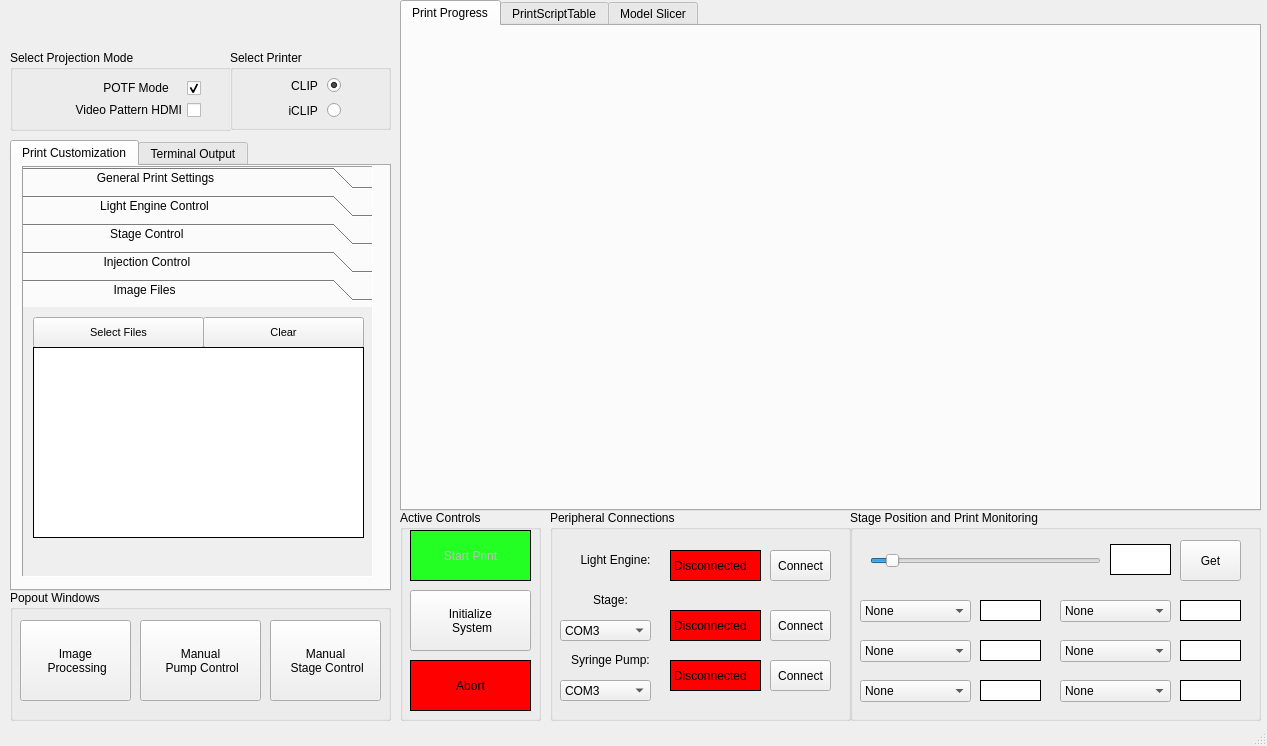
This is src/mainwindow.ui in TimSamuelsen/CLIP3DPrinterGUI as Qt 5 draws it before an edit. The edited form follows.
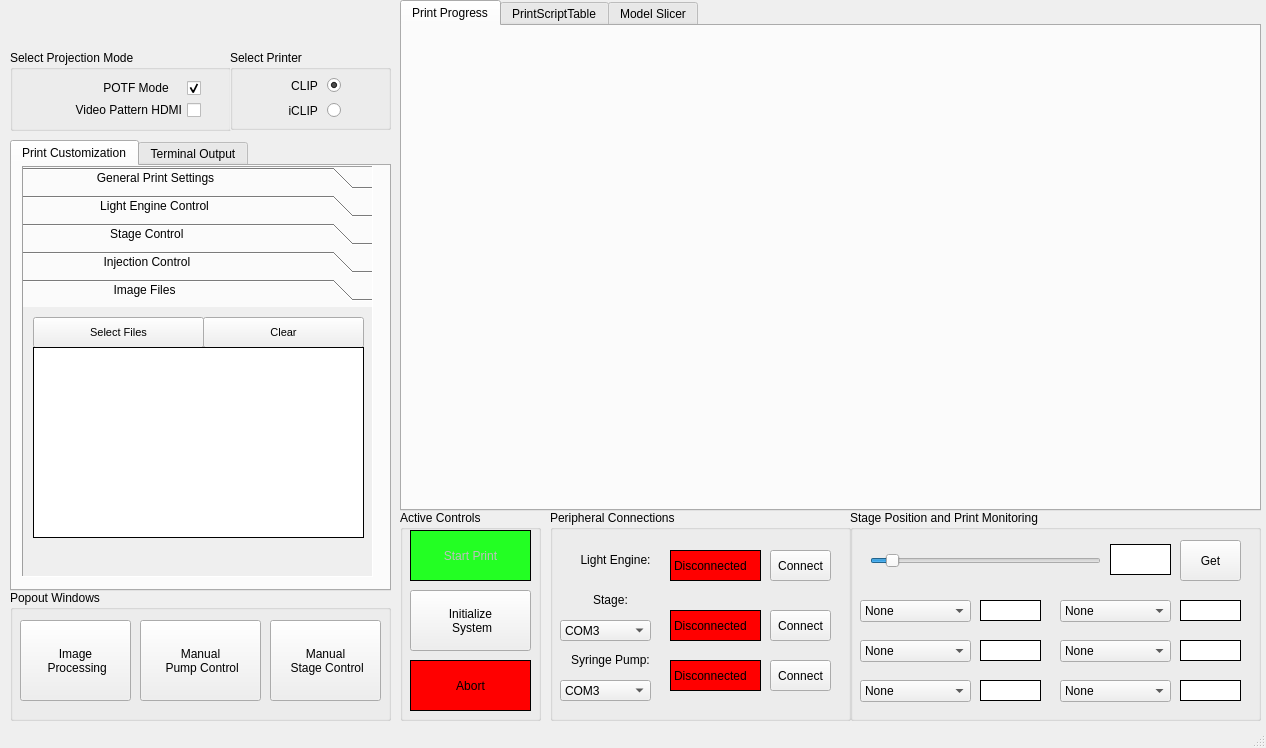
This is the edited form. The open tabs and pages were chosen to show the change. Icons and pictures are not drawn. Custom widgets are drawn as their Qt base class.

```diff
--- a/src/mainwindow.ui
+++ b/src/mainwindow.ui
@@ -9,20 +9,20 @@
    <rect>
     <x>0</x>
     <y>0</y>
-    <width>1267</width>
-    <height>746</height>
+    <width>1266</width>
+    <height>748</height>
    </rect>
   </property>
   <property name="minimumSize">
    <size>
-    <width>1</width>
-    <height>1</height>
+    <width>1266</width>
+    <height>748</height>
    </size>
   </property>
   <property name="maximumSize">
    <size>
-    <width>9999</width>
-    <height>9999</height>
+    <width>1266</width>
+    <height>748</height>
    </size>
   </property>
   <property name="windowTitle">
```
Left out of the diff: 4 changed lines with no effect on the pictures.
